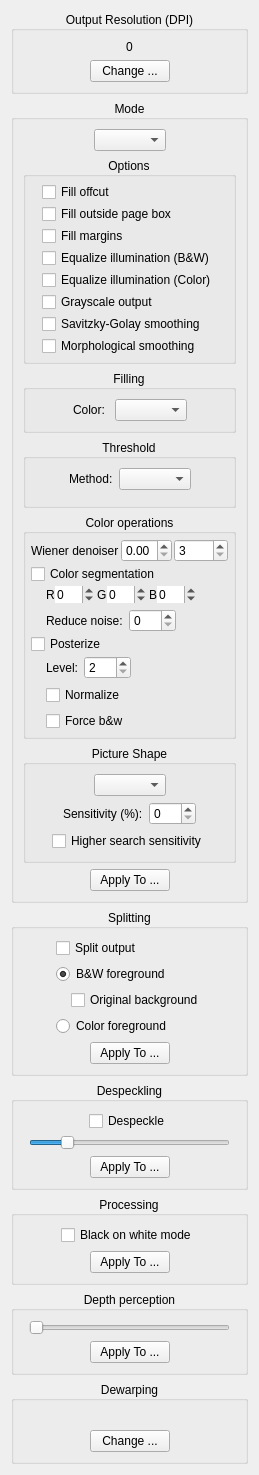
The window that src/core/filters/output/OptionsWidget.ui (2ndmax/scantailor-ocr) describes before a commit, drawn with Qt 5.
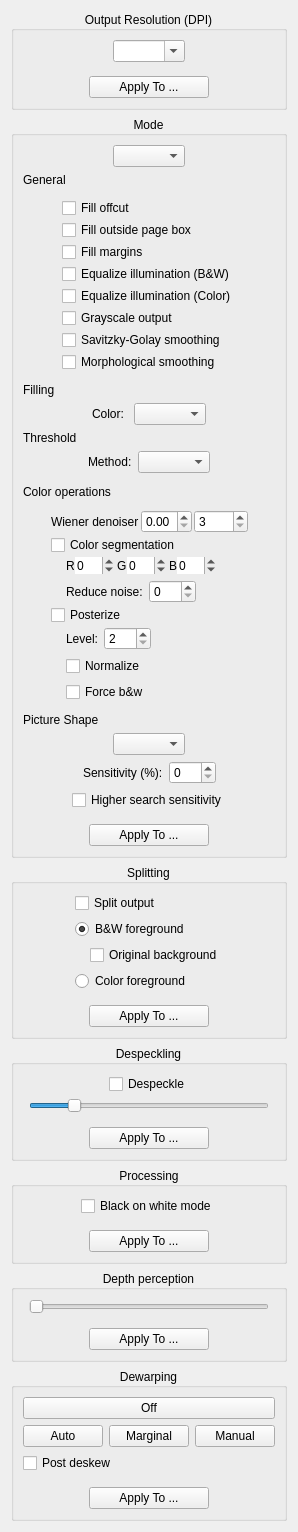
The same window after the commit. Custom widgets are drawn as their Qt base class.

Commit message: Options panels: one layout for all steps

Patch:
```diff
--- a/src/core/filters/output/OptionsWidget.ui
+++ b/src/core/filters/output/OptionsWidget.ui
@@ -48,15 +48,15 @@
          </spacer>
         </item>
         <item>
-         <widget class="QLabel" name="dpiLabel">
-          <property name="frameShape">
-           <enum>QFrame::NoFrame</enum>
+         <widget class="QComboBox" name="dpiSelector">
+          <property name="toolTip">
+           <string>Resolution of the output files of this page, from 72 to 1200 DPI.  Choose a value or type one in.</string>
           </property>
-          <property name="frameShadow">
-           <enum>QFrame::Plain</enum>
+          <property name="editable">
+           <bool>true</bool>
           </property>
-          <property name="text">
-           <string>0</string>
+          <property name="insertPolicy">
+           <enum>QComboBox::NoInsert</enum>
           </property>
          </widget>
         </item>
@@ -77,6 +77,9 @@
       </item>
       <item>
        <layout class="QHBoxLayout" name="horizontalLayout_4">
+        <property name="topMargin">
+         <number>8</number>
+        </property>
         <item>
          <spacer name="horizontalSpacer_7">
           <property name="orientation">
@@ -91,9 +94,18 @@
          </spacer>
         </item>
         <item>
-         <widget class="QPushButton" name="changeDpiButton">
+         <widget class="QPushButton" name="applyDpiButton">
+          <property name="minimumSize">
+           <size>
+            <width>120</width>
+            <height>0</height>
+           </size>
+          </property>
+          <property name="toolTip">
+           <string>Applies the output resolution of this page to other pages.</string>
+          </property>
           <property name="text">
-           <string>Change ...</string>
+           <string>Apply To ...</string>
           </property>
          </widget>
         </item>
@@ -164,16 +176,28 @@
        </layout>
       </item>
       <item>
-       <widget class="CollapsibleGroupBox" name="commonOptions">
-        <property name="styleSheet">
-         <string notr="true"/>
-        </property>
-        <property name="title">
-         <string>Options</string>
-        </property>
-        <property name="alignment">
-         <set>Qt::AlignCenter</set>
-        </property>
+       <widget class="QWidget" name="commonOptions">
+        <layout class="QVBoxLayout" name="commonOptionsLayout">
+         <property name="leftMargin">
+          <number>0</number>
+         </property>
+         <property name="topMargin">
+          <number>0</number>
+         </property>
+         <property name="rightMargin">
+          <number>0</number>
+         </property>
+         <property name="bottomMargin">
+          <number>0</number>
+         </property>
+         <item>
+          <widget class="SectionHeading" name="commonOptionsHeading">
+           <property name="text">
+            <string>General</string>
+           </property>
+          </widget>
+         </item>
+         <item>
         <layout class="QHBoxLayout" name="horizontalLayout_6">
          <property name="leftMargin">
           <number>0</number>
@@ -301,20 +325,32 @@
           </spacer>
          </item>
         </layout>
+         </item>
+        </layout>
        </widget>
       </item>
       <item>
-       <widget class="CollapsibleGroupBox" name="fillingOptions">
-        <property name="title">
-         <string>Filling</string>
-        </property>
-        <property name="alignment">
-         <set>Qt::AlignCenter</set>
-        </property>
-        <property name="flat">
-         <bool>false</bool>
-        </property>
+       <widget class="QWidget" name="fillingOptions">
         <layout class="QVBoxLayout" name="verticalLayout_10">
+         <property name="leftMargin">
+          <number>0</number>
+         </property>
+         <property name="topMargin">
+          <number>0</number>
+         </property>
+         <property name="rightMargin">
+          <number>0</number>
+         </property>
+         <property name="bottomMargin">
+          <number>0</number>
+         </property>
+         <item>
+          <widget class="SectionHeading" name="fillingOptionsHeading">
+           <property name="text">
+            <string>Filling</string>
+           </property>
+          </widget>
+         </item>
          <item>
           <layout class="QHBoxLayout" name="horizontalLayout_23">
            <item>
@@ -359,17 +395,27 @@
        </widget>
       </item>
       <item>
-       <widget class="CollapsibleGroupBox" name="thresholdOptions">
-        <property name="title">
-         <string>Threshold</string>
-        </property>
-        <property name="alignment">
-         <set>Qt::AlignCenter</set>
-        </property>
-        <property name="flat">
-         <bool>false</bool>
-        </property>
+       <widget class="QWidget" name="thresholdOptions">
         <layout class="QVBoxLayout" name="verticalLayout_11">
+         <property name="leftMargin">
+          <number>0</number>
+         </property>
+         <property name="topMargin">
+          <number>0</number>
+         </property>
+         <property name="rightMargin">
+          <number>0</number>
+         </property>
+         <property name="bottomMargin">
+          <number>0</number>
+         </property>
+         <item>
+          <widget class="SectionHeading" name="thresholdOptionsHeading">
+           <property name="text">
+            <string>Threshold</string>
+           </property>
+          </widget>
+         </item>
          <item>
           <layout class="QHBoxLayout" name="horizontalLayout_22">
            <item>
@@ -423,16 +469,28 @@
        </widget>
       </item>
       <item>
-       <widget class="CollapsibleGroupBox" name="colorOperationsOptions">
-        <property name="styleSheet">
-         <string notr="true"/>
-        </property>
-        <property name="title">
-         <string>Color operations</string>
-        </property>
-        <property name="alignment">
-         <set>Qt::AlignCenter</set>
-        </property>
+       <widget class="QWidget" name="colorOperationsOptions">
+        <layout class="QVBoxLayout" name="colorOperationsOptionsLayout">
+         <property name="leftMargin">
+          <number>0</number>
+         </property>
+         <property name="topMargin">
+          <number>0</number>
+         </property>
+         <property name="rightMargin">
+          <number>0</number>
+         </property>
+         <property name="bottomMargin">
+          <number>0</number>
+         </property>
+         <item>
+          <widget class="SectionHeading" name="colorOperationsOptionsHeading">
+           <property name="text">
+            <string>Color operations</string>
+           </property>
+          </widget>
+         </item>
+         <item>
         <layout class="QHBoxLayout" name="horizontalLayout_15">
          <property name="leftMargin">
           <number>0</number>
@@ -957,17 +1015,32 @@
           </spacer>
          </item>
         </layout>
+         </item>
+        </layout>
        </widget>
       </item>
       <item>
-       <widget class="CollapsibleGroupBox" name="pictureShapeOptions">
-        <property name="title">
-         <string>Picture Shape</string>
-        </property>
-        <property name="alignment">
-         <set>Qt::AlignCenter</set>
-        </property>
+       <widget class="QWidget" name="pictureShapeOptions">
         <layout class="QVBoxLayout" name="verticalLayout_4">
+         <property name="leftMargin">
+          <number>0</number>
+         </property>
+         <property name="topMargin">
+          <number>0</number>
+         </property>
+         <property name="rightMargin">
+          <number>0</number>
+         </property>
+         <property name="bottomMargin">
+          <number>0</number>
+         </property>
+         <item>
+          <widget class="SectionHeading" name="pictureShapeOptionsHeading">
+           <property name="text">
+            <string>Picture Shape</string>
+           </property>
+          </widget>
+         </item>
          <item>
           <layout class="QHBoxLayout" name="horizontalLayout_13">
            <item>
@@ -1107,6 +1180,9 @@
       </item>
       <item>
        <layout class="QHBoxLayout" name="horizontalLayout_5">
+        <property name="topMargin">
+         <number>8</number>
+        </property>
         <item>
          <spacer name="horizontalSpacer_9">
           <property name="orientation">
@@ -1122,6 +1198,15 @@
         </item>
         <item>
          <widget class="QPushButton" name="applyColorsButton">
+          <property name="minimumSize">
+           <size>
+            <width>120</width>
+            <height>0</height>
+           </size>
+          </property>
+          <property name="toolTip">
+           <string>Applies the mode and all settings of this panel to other pages.</string>
+          </property>
           <property name="text">
            <string>Apply To ...</string>
           </property>
@@ -1244,6 +1329,9 @@
       </item>
       <item>
        <layout class="QHBoxLayout" name="horizontalLayout_7">
+        <property name="topMargin">
+         <number>8</number>
+        </property>
         <item>
          <spacer name="horizontalSpacer_25">
           <property name="orientation">
@@ -1259,6 +1347,15 @@
         </item>
         <item>
          <widget class="QPushButton" name="applySplittingButton">
+          <property name="minimumSize">
+           <size>
+            <width>120</width>
+            <height>0</height>
+           </size>
+          </property>
+          <property name="toolTip">
+           <string>Applies the splitting settings of this page to other pages.</string>
+          </property>
           <property name="text">
            <string>Apply To ...</string>
           </property>
@@ -1387,6 +1484,9 @@
       </item>
       <item>
        <layout class="QHBoxLayout" name="horizontalLayout_9">
+        <property name="topMargin">
+         <number>8</number>
+        </property>
         <item>
          <spacer name="horizontalSpacer_15">
           <property name="orientation">
@@ -1402,6 +1502,15 @@
         </item>
         <item>
          <widget class="QPushButton" name="applyDespeckleButton">
+          <property name="minimumSize">
+           <size>
+            <width>120</width>
+            <height>0</height>
+           </size>
+          </property>
+          <property name="toolTip">
+           <string>Applies the despeckling of this page to other pages.</string>
+          </property>
           <property name="text">
            <string>Apply To ...</string>
           </property>
@@ -1480,6 +1589,9 @@
       </item>
       <item>
        <layout class="QHBoxLayout" name="horizontalLayout_21">
+        <property name="topMargin">
+         <number>8</number>
+        </property>
         <item>
          <spacer name="horizontalSpacer_40">
           <property name="orientation">
@@ -1495,6 +1607,15 @@
         </item>
         <item>
          <widget class="QPushButton" name="applyProcessingOptionsButton">
+          <property name="minimumSize">
+           <size>
+            <width>120</width>
+            <height>0</height>
+           </size>
+          </property>
+          <property name="toolTip">
+           <string>Applies the black on white mode of this page to other pages.</string>
+          </property>
           <property name="text">
            <string>Apply To ...</string>
           </property>
@@ -1557,6 +1678,9 @@
       </item>
       <item>
        <layout class="QHBoxLayout" name="horizontalLayout_10">
+        <property name="topMargin">
+         <number>8</number>
+        </property>
         <item>
          <spacer name="horizontalSpacer_3">
           <property name="orientation">
@@ -1572,6 +1696,15 @@
         </item>
         <item>
          <widget class="QPushButton" name="applyDepthPerceptionButton">
+          <property name="minimumSize">
+           <size>
+            <width>120</width>
+            <height>0</height>
+           </size>
+          </property>
+          <property name="toolTip">
+           <string>Applies the depth perception of this page to other pages.</string>
+          </property>
           <property name="text">
            <string>Apply To ...</string>
           </property>
@@ -1608,44 +1741,88 @@
      </property>
      <layout class="QVBoxLayout" name="verticalLayout_7">
       <item>
-       <layout class="QHBoxLayout" name="horizontalLayout_11">
-        <item>
-         <spacer name="horizontalSpacer_19">
-          <property name="orientation">
-           <enum>Qt::Horizontal</enum>
+       <layout class="QGridLayout" name="dewarpingModeLayout">
+        <item row="0" column="0" colspan="3">
+         <widget class="QPushButton" name="dewarpingOffBtn">
+          <property name="toolTip">
+           <string>No dewarping.</string>
           </property>
-          <property name="sizeHint" stdset="0">
-           <size>
-            <width>1</width>
-            <height>1</height>
-           </size>
+          <property name="text">
+           <string>Off</string>
           </property>
-         </spacer>
+          <property name="checkable">
+           <bool>true</bool>
+          </property>
+          <property name="autoExclusive">
+           <bool>true</bool>
+          </property>
+         </widget>
         </item>
-        <item>
-         <widget class="QLabel" name="dewarpingStatusLabel">
+        <item row="1" column="0">
+         <widget class="QPushButton" name="dewarpingAutoBtn">
+          <property name="toolTip">
+           <string>Finds the curvature of the lines of text automatically.  Experimental.</string>
+          </property>
           <property name="text">
-           <string/>
+           <string>Auto</string>
           </property>
+          <property name="checkable">
+           <bool>true</bool>
+          </property>
+          <property name="autoExclusive">
+           <bool>true</bool>
+          </property>
          </widget>
         </item>
-        <item>
-         <spacer name="horizontalSpacer_20">
-          <property name="orientation">
-           <enum>Qt::Horizontal</enum>
+        <item row="1" column="1">
+         <widget class="QPushButton" name="dewarpingMarginalBtn">
+          <property name="toolTip">
+           <string>Finds the curvature from the top and bottom edges of the page against a dark background.  Experimental.</string>
           </property>
-          <property name="sizeHint" stdset="0">
-           <size>
-            <width>1</width>
-            <height>1</height>
-           </size>
+          <property name="text">
+           <string>Marginal</string>
           </property>
-         </spacer>
+          <property name="checkable">
+           <bool>true</bool>
+          </property>
+          <property name="autoExclusive">
+           <bool>true</bool>
+          </property>
+         </widget>
+        </item>
+        <item row="1" column="2">
+         <widget class="QPushButton" name="dewarpingManualBtn">
+          <property name="toolTip">
+           <string>You place the curves yourself on the Dewarping tab.</string>
+          </property>
+          <property name="text">
+           <string>Manual</string>
+          </property>
+          <property name="checkable">
+           <bool>true</bool>
+          </property>
+          <property name="autoExclusive">
+           <bool>true</bool>
+          </property>
+         </widget>
         </item>
        </layout>
       </item>
+      <item>
+       <widget class="QCheckBox" name="dewarpingPostDeskewCB">
+        <property name="toolTip">
+         <string>Straightens the page once more after dewarping.  Only used with Manual and Marginal.</string>
+        </property>
+        <property name="text">
+         <string>Post deskew</string>
+        </property>
+       </widget>
+      </item>
       <item>
        <layout class="QHBoxLayout" name="horizontalLayout_8">
+        <property name="topMargin">
+         <number>8</number>
+        </property>
         <item>
          <spacer name="horizontalSpacer_17">
           <property name="orientation">
@@ -1660,9 +1837,18 @@
          </spacer>
         </item>
         <item>
-         <widget class="QPushButton" name="changeDewarpingButton">
+         <widget class="QPushButton" name="applyDewarpingButton">
+          <property name="minimumSize">
+           <size>
+            <width>120</width>
+            <height>0</height>
+           </size>
+          </property>
+          <property name="toolTip">
+           <string>Applies the dewarping mode and "Post deskew" of this page to other pages.</string>
+          </property>
           <property name="text">
-           <string>Change ...</string>
+           <string>Apply To ...</string>
           </property>
          </widget>
         </item>
@@ -1706,6 +1892,11 @@
    <header location="global">CollapsibleGroupBox.h</header>
    <container>1</container>
   </customwidget>
+  <customwidget>
+   <class>SectionHeading</class>
+   <extends>QLabel</extends>
+   <header location="global">SectionHeading.h</header>
+  </customwidget>
  </customwidgets>
  <resources/>
  <connections/>
```
The commit also changes 39 other files.
